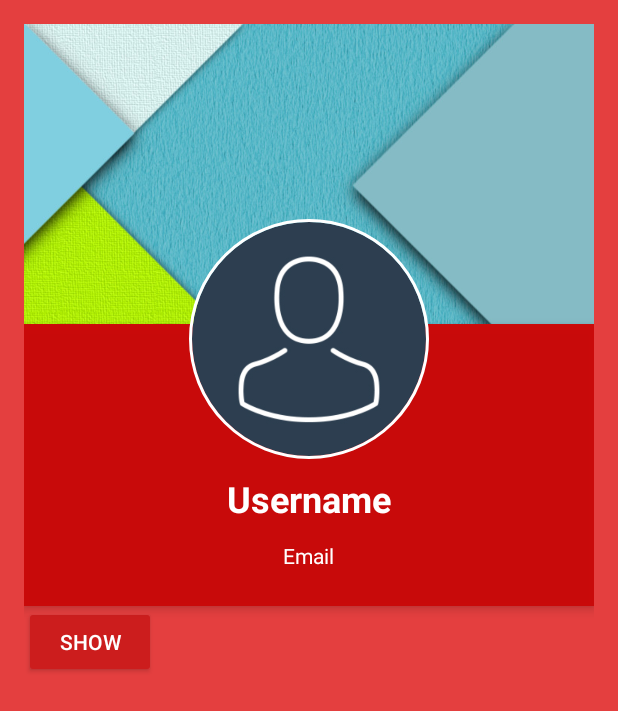
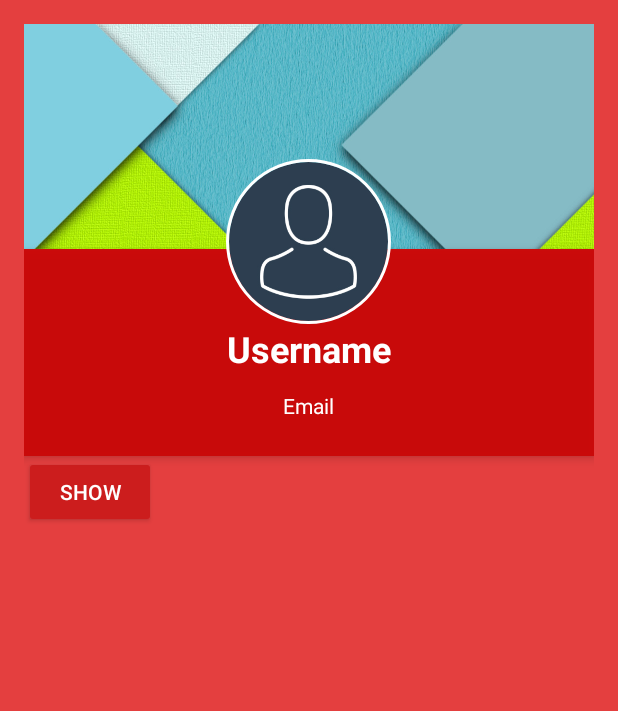
Before and after one commit to team-placeholder/plan-it, an Android app: the fragment FriendProfileView placed in its activity, on a phone screen of 412 x 824 dp. Shown: the top 711 px of the screen. Run offline under Robolectric (Android 15) with nearby library versions, the phone set to English and light mode, and no system bars; our stand-ins replace CircleImageView, Dagger/Hilt's generated code, RxJava; libraries missing offline, so code that uses them is left out: com.koushikdutta.async, com.koushikdutta.ion, com.mikepenz.materialdrawer, com.wdullaer.materialdatetimepicker; pictures from the network do not load; 3 statements that could not run were skipped.

Commit message:
updated friend profile view

```diff
--- a/app/src/main/res/layout/fragment_friend_profile_view.xml
+++ b/app/src/main/res/layout/fragment_friend_profile_view.xml
@@ -21,18 +21,18 @@
             <ImageView
                 android:id="@+id/header_cover_image"
                 android:layout_width="match_parent"
-                android:layout_height="200dp"
+                android:layout_height="150dp"
                 android:scaleType="centerCrop"
                 android:src="@drawable/navigation_header_profile" />
 
             <de.hdodenhof.circleimageview.CircleImageView
                 xmlns:app="http://schemas.android.com/apk/res-auto"
                 android:id="@+id/im_avatar"
-                android:layout_width="200dp"
-                android:layout_height="200dp"
+                android:layout_width="150dp"
+                android:layout_height="150dp"
                 android:layout_below="@+id/header_cover_image"
                 android:layout_centerHorizontal="true"
-                android:layout_marginTop="-90dp"
+                android:layout_marginTop="-80dp"
                 android:padding="20dp"
                 android:elevation="5dp"
                 app:civ_border_width="2dp"
@@ -56,7 +56,7 @@
                     android:layout_width="wrap_content"
                     android:layout_height="wrap_content"
                     android:layout_centerHorizontal="true"
-                    android:layout_marginTop="100dp"
+                    android:layout_marginTop="50dp"
                     android:text="Username"
                     android:textColor="#fff"
                     android:textSize="24sp"
```
